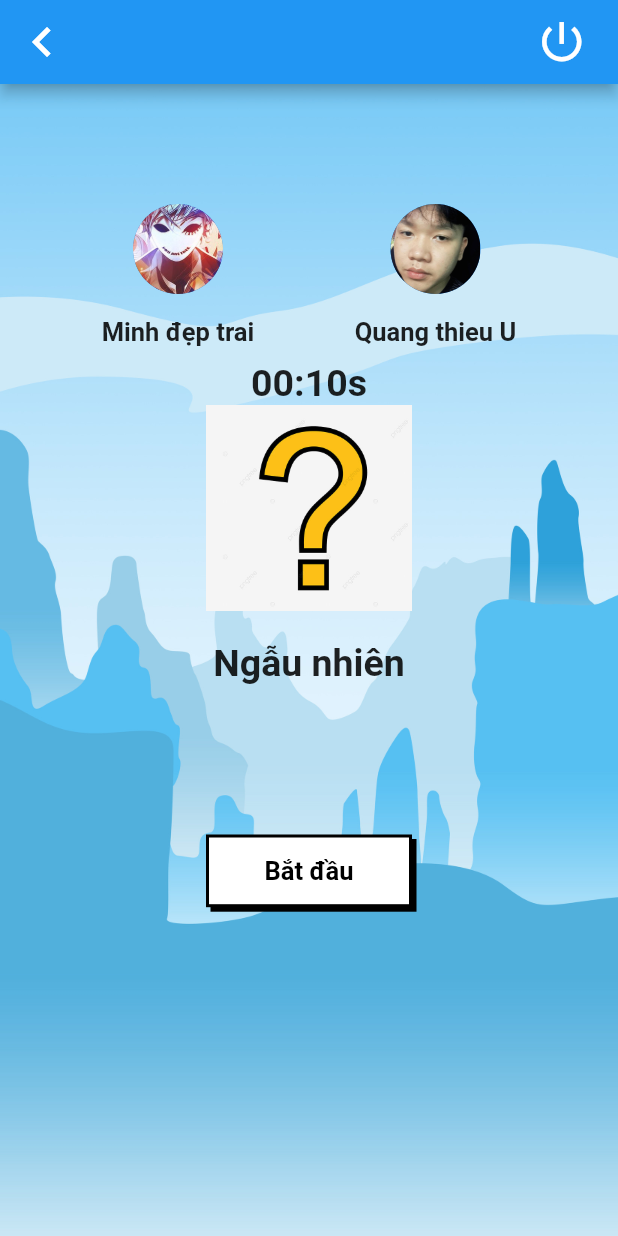
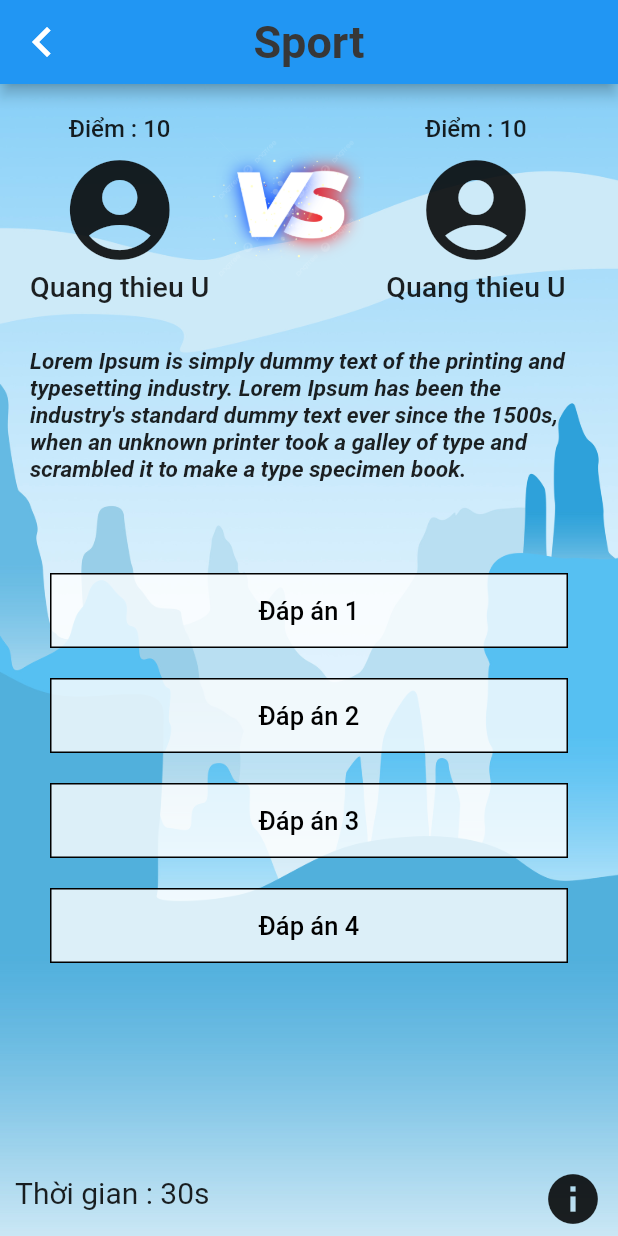
Before and after one commit to zCoLz/Col, a Flutter app: the SearchBattle screen opened directly, after a tap on "Bắt đầu", on a phone screen of 412 x 824 dp. Run offline on Flutter 3.47's test engine with Material 2 defaults, Android fonts, the phone set to English and light mode, and no system bars.

Commit message:
new background

```diff
--- /dev/null
+++ b/lib/screens/GamePlay/questionBattle.dart
@@ -0,0 +1,116 @@
+import 'package:flutter/material.dart';
+import 'package:home_page/components/Layout.dart';
+import 'package:home_page/screens/GamePlay/listLevel.dart';
+
+class QuestionBattle extends StatefulWidget {
+  QuestionBattle({super.key});
+
+  @override
+  State<QuestionBattle> createState() => _QuestionBattleState();
+}
+
+class _QuestionBattleState extends State<QuestionBattle> {
+  @override
+  Widget build(BuildContext context) {
+    Widget buttonAnswer(String title) {
+      return Container(
+        margin: EdgeInsets.fromLTRB(0, 10, 0, 10),
+        child: TextButton(
+            style: TextButton.styleFrom(
+                minimumSize: Size(MediaQuery.of(context).size.width/1.2, 35)),
+            onPressed: () {},
+            child: Text(
+              title,
+              style: TextStyle(color: Colors.black, fontSize: 17),
+            )),
+        decoration: BoxDecoration(
+            color: Colors.white.withOpacity(0.8),
+            border: Border.all(width: 1),
+            ),
+      );
+    }
+    return Container(
+        decoration: Layout().background_image,
+        child: Scaffold(
+            backgroundColor: Colors.transparent,
+            appBar: AppBar(
+              centerTitle: true,
+              title: Text(
+                'Sport',
+                style: TextStyle(
+                    color: Color.fromARGB(255, 55, 55, 55),
+                    fontSize: 30,
+                    fontWeight: FontWeight.bold),
+              ),
+              leading: IconButton(
+                  onPressed: () {
+                    Navigator.pop(context);
+                  },
+                  icon: Icon(
+                    Icons.chevron_left,
+                    color: Colors.white,
+                    size: 40,
+                  )),
+            ),
+            body: Container(
+              child: Column(
+                children: <Widget>[
+                   Expanded(
+                    child: Container(
+                      height: MediaQuery.of(context).size.height,
+                      margin: EdgeInsets.fromLTRB(20, 20, 20,5),
+                      child:
+                    Column(children: [
+                      Row(
+                        children: [
+                        Column(
+                          children: [
+                            Text("Điểm : 10",style: TextStyle(fontSize: 16,fontWeight: FontWeight.w500),),
+                            Padding(padding: EdgeInsets.fromLTRB(0, 5, 0, 0) ,child:Icon(Icons.account_circle,size: 80,)),
+                            Text("Quang thieu U",style: TextStyle(fontSize: 19,fontWeight: FontWeight.w500),)
+                          ],
+                        ),
+                        Image(image: AssetImage("acssets/vs.png"),width: MediaQuery.of(context).size.width/4,)
+                        ,
+                        Expanded(child: Column(
+                          children: [
+                            Text("Điểm : 10",style: TextStyle(fontSize: 16,fontWeight: FontWeight.w500),),
+                            Padding(padding: EdgeInsets.fromLTRB(0, 5, 0, 0) ,child:Icon(Icons.account_circle,size: 80,)),
+                            Text("Quang thieu U",style: TextStyle(fontSize: 19,fontWeight: FontWeight.w500),)
+                          ])),
+                        ],
+                      ),
+                      Container(
+                        margin: EdgeInsets.fromLTRB(0, 30, 0, 50),
+                        child: Text(
+                          "Lorem Ipsum is simply dummy text of the printing and typesetting industry. Lorem Ipsum has been the industry's standard dummy text ever since the 1500s, when an unknown printer took a galley of type and scrambled it to make a type specimen book.",
+                          style: TextStyle(
+                              fontSize: 15,
+                              fontStyle: FontStyle.italic,
+                              fontWeight: FontWeight.bold),
+                        ),
+                      ),
+                          buttonAnswer('Đáp án 1'),
+                          buttonAnswer('Đáp án 2'),
+                          buttonAnswer('Đáp án 3'),
+                          buttonAnswer('Đáp án 4')
+                    ]),)
+                  ),
+                  Container(
+                    margin: EdgeInsets.fromLTRB(10, 0, 10, 5),
+                child:
+                Row(
+                children: [
+                Expanded(child: Row(children: [
+                  Text(
+                    'Thời gian : 30s',
+                     style: TextStyle(fontSize: 20),
+                      )
+                ],)),
+               IconButton(onPressed: (){}, icon: Icon(Icons.info_sharp,size: 40,))
+              ],))
+                ],
+              ),
+            )));
+  }
+}
--- a/lib/screens/GamePlay/searchBattle.dart
+++ b/lib/screens/GamePlay/searchBattle.dart
@@ -1,5 +1,6 @@
 import 'package:flutter/material.dart';
 import 'package:home_page/components/Layout.dart';
+import 'package:home_page/screens/GamePlay/questionBattle.dart';
 class SearchBattle extends StatefulWidget {
   const SearchBattle({super.key});
   @override
@@ -24,6 +25,7 @@ class _searchBattleState extends State<SearchBattle> {
               mainAxisAlignment: MainAxisAlignment.spaceAround,
               children: <Widget>[
                 avatar('minhdeptrai.jpg', 'Minh đẹp trai'),
+                Image(image: AssetImage("acssets/vs.png"),width: MediaQuery.of(context).size.width/4,),
                 avatar('quangthieuU.jpg', 'Quang thieu U'),
                ],));
     }
@@ -49,7 +51,9 @@ class _searchBattleState extends State<SearchBattle> {
               height: MediaQuery.of(context).size.width/8.5,
               child: TextButton(
                 style: TextButton.styleFrom(foregroundColor: Colors.black),
-              onPressed: (){},
+              onPressed: (){
+                Navigator.push(context, MaterialPageRoute(builder: (context) => QuestionBattle()));
+              },
             child: Text('Bắt đầu',style: TextStyle(color: Colors.black,fontSize: 17,fontWeight: FontWeight.w600),),),
             decoration: BoxDecoration(color: Colors.white,border: Border.all(width: 2),boxShadow: [BoxShadow(color: Colors.black,offset: Offset(3,3))]),)
       ],),),decoration: Layout().background_image,),
```
Also changed, not shown: acssets/vs.png (added), acssets/wait.png (added).
